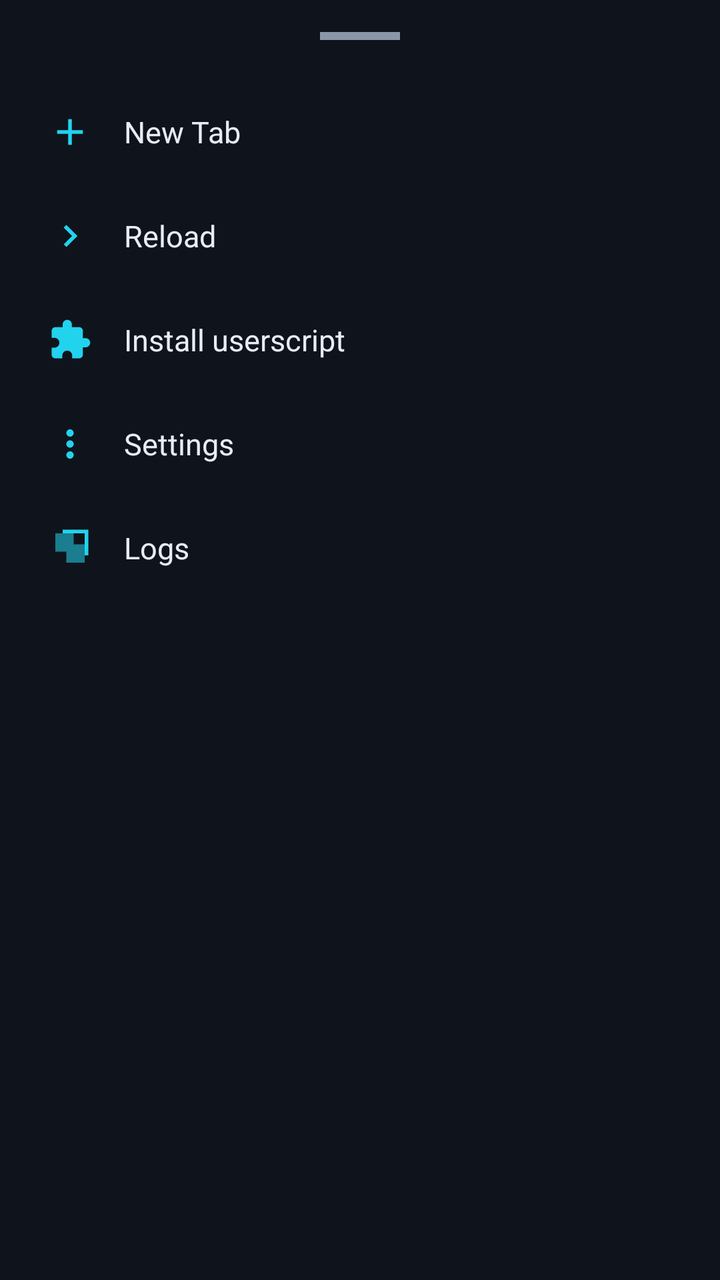
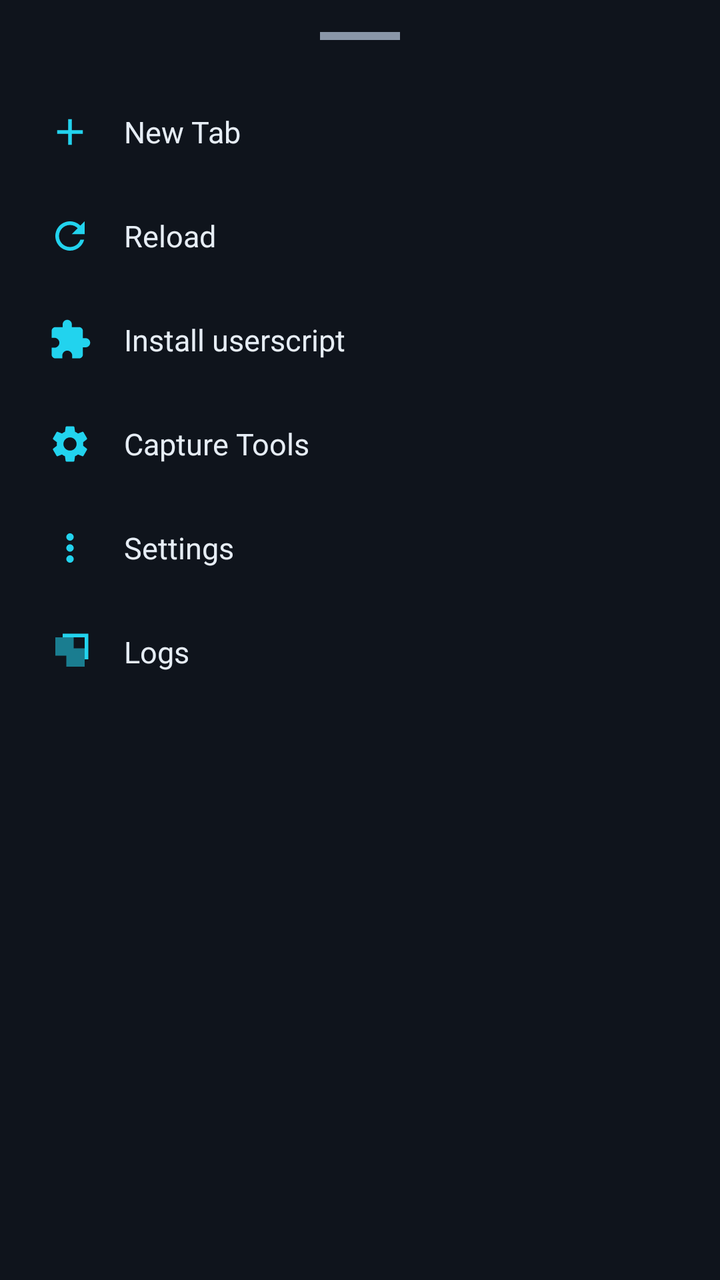

Two renders of the same Android screen: before a commit and after it. Below are the layout's source before the change and the commit's diff.
<!-- AndroidManifest.xml: application theme Theme.UHCompanion -->
<!-- res/layout/dialog_main_menu.xml -->
<?xml version="1.0" encoding="utf-8"?>
<LinearLayout xmlns:android="http://schemas.android.com/apk/res/android"
    xmlns:app="http://schemas.android.com/apk/res-auto"
    android:layout_width="match_parent"
    android:layout_height="wrap_content"
    android:orientation="vertical"
    android:background="@color/surface_2"
    android:padding="16dp">

    <View
        android:layout_width="40dp"
        android:layout_height="4dp"
        android:background="@color/subtext"
        android:layout_gravity="center_horizontal"
        android:layout_marginBottom="20dp" />

    <LinearLayout
        android:id="@+id/btnNewTab"
        android:layout_width="match_parent"
        android:layout_height="52dp"
        android:orientation="horizontal"
        android:gravity="center_vertical"
        android:background="?attr/selectableItemBackground"
        android:paddingStart="8dp"
        android:paddingEnd="8dp">
        <ImageView
            android:layout_width="22dp"
            android:layout_height="22dp"
            android:src="@drawable/ic_add"
            app:tint="@color/accent" />
        <TextView
            android:layout_width="wrap_content"
            android:layout_height="wrap_content"
            android:text="New Tab"
            android:textColor="@color/text"
            android:textSize="15sp"
            android:layout_marginStart="16dp" />
    </LinearLayout>

    <LinearLayout
        android:id="@+id/btnReload"
        android:layout_width="match_parent"
        android:layout_height="52dp"
        android:orientation="horizontal"
        android:gravity="center_vertical"
        android:background="?attr/selectableItemBackground"
        android:paddingStart="8dp"
        android:paddingEnd="8dp">
        <ImageView
            android:layout_width="22dp"
            android:layout_height="22dp"
            android:src="@drawable/ic_forward"
            app:tint="@color/accent" />
        <TextView
            android:layout_width="wrap_content"
            android:layout_height="wrap_content"
            android:text="Reload"
            android:textColor="@color/text"
            android:textSize="15sp"
            android:layout_marginStart="16dp" />
    </LinearLayout>

    <LinearLayout
        android:id="@+id/btnInstallScript"
        android:layout_width="match_parent"
        android:layout_height="52dp"
        android:orientation="horizontal"
        android:gravity="center_vertical"
        android:background="?attr/selectableItemBackground"
        android:paddingStart="8dp"
        android:paddingEnd="8dp">
        <ImageView
            android:layout_width="22dp"
            android:layout_height="22dp"
            android:src="@drawable/ic_extension_rounded"
            app:tint="@color/accent" />
        <TextView
            android:layout_width="wrap_content"
            android:layout_height="wrap_content"
            android:text="Install userscript"
            android:textColor="@color/text"
            android:textSize="15sp"
            android:layout_marginStart="16dp" />
    </LinearLayout>

    <LinearLayout
        android:id="@+id/btnSettings"
        android:layout_width="match_parent"
        android:layout_height="52dp"
        android:orientation="horizontal"
        android:gravity="center_vertical"
        android:background="?attr/selectableItemBackground"
        android:paddingStart="8dp"
        android:paddingEnd="8dp">
        <ImageView
            android:layout_width="22dp"
            android:layout_height="22dp"
            android:src="@drawable/ic_menu"
            app:tint="@color/accent" />
        <TextView
            android:layout_width="wrap_content"
            android:layout_height="wrap_content"
            android:text="Settings"
            android:textColor="@color/text"
            android:textSize="15sp"
            android:layout_marginStart="16dp" />
    </LinearLayout>

    <LinearLayout
        android:id="@+id/btnLogs"
        android:layout_width="match_parent"
        android:layout_height="52dp"
        android:orientation="horizontal"
        android:gravity="center_vertical"
        android:background="?attr/selectableItemBackground"
        android:paddingStart="8dp"
        android:paddingEnd="8dp">
        <ImageView
            android:layout_width="22dp"
            android:layout_height="22dp"
            android:src="@drawable/ic_tabs"
            app:tint="@color/accent" />
        <TextView
            android:layout_width="wrap_content"
            android:layout_height="wrap_content"
            android:text="Logs"
            android:textColor="@color/text"
            android:textSize="15sp"
            android:layout_marginStart="16dp" />
    </LinearLayout>

</LinearLayout>
<!-- resources referenced by this layout -->
<resources>
  <color name="accent">#22D3EE</color>
  <color name="subtext">#8A96A8</color>
  <color name="surface_2">#0F141C</color>
  <color name="text">#E6EDF5</color>
  <!-- drawable ic_add (drawable) -->
  <vector xmlns:android="http://schemas.android.com/apk/res/android"
      android:width="24dp" android:height="24dp"
      android:viewportWidth="24" android:viewportHeight="24">
      <path android:fillColor="#0A0D14"
          android:pathData="M19,13h-6v6h-2v-6H5v-2h6V5h2v6h6z"/>
  </vector>
  <!-- drawable ic_forward (drawable) -->
  <vector xmlns:android="http://schemas.android.com/apk/res/android"
      android:width="24dp" android:height="24dp"
      android:viewportWidth="24" android:viewportHeight="24">
      <path android:fillColor="#E6EDF5"
          android:pathData="M8.59,16.59L10,18l6,-6 -6,-6 -1.41,1.41L13.17,12z"/>
  </vector>
  <!-- drawable ic_menu (drawable) -->
  <vector xmlns:android="http://schemas.android.com/apk/res/android"
      android:width="24dp" android:height="24dp"
      android:viewportWidth="24" android:viewportHeight="24">
      <path android:fillColor="#E6EDF5"
          android:pathData="M12,8c1.1,0 2,-0.9 2,-2s-0.9,-2 -2,-2 -2,0.9 -2,2 0.9,2 2,2zM12,10c-1.1,0 -2,0.9 -2,2s0.9,2 2,2 2,-0.9 2,-2 -0.9,-2 -2,-2zM12,16c-1.1,0 -2,0.9 -2,2s0.9,2 2,2 2,-0.9 2,-2 -0.9,-2 -2,-2z"/>
  </vector>
  <!-- drawable ic_tabs (drawable) -->
  <vector xmlns:android="http://schemas.android.com/apk/res/android"
      android:width="24dp" android:height="24dp"
      android:viewportWidth="24" android:viewportHeight="24">
      <path android:fillColor="#E6EDF5"
          android:pathData="M4,4h10v10H4zM10,10h10v10H10z" android:fillAlpha="0.55"/>
      <path android:fillColor="#E6EDF5"
          android:pathData="M8,2h14v14h-2V4H8z"/>
  </vector>
  <style name="Theme.UHCompanion" parent="Theme.Material3.Dark.NoActionBar">
          <item name="android:statusBarColor">@color/bg</item>
          <item name="android:navigationBarColor">@color/bg</item>
          <item name="android:windowLightStatusBar">false</item>
          <item name="colorPrimary">@color/accent</item>
          <item name="colorOnPrimary">@color/bg</item>
          <item name="colorSurface">@color/surface</item>
          <item name="colorOnSurface">@color/text</item>
      </style>
  <color name="bg">#0B0F14</color>
  <color name="surface">#161B24</color>
  <!-- unchanged entries left out for length: 1 -->
</resources>

<!-- the commit's change to res/layout/dialog_main_menu.xml (unified diff, before → after) -->
@@ -49,7 +49,7 @@
         <ImageView
             android:layout_width="22dp"
             android:layout_height="22dp"
-            android:src="@drawable/ic_forward"
+            android:src="@drawable/ic_reload"
             app:tint="@color/accent" />
         <TextView
             android:layout_width="wrap_content"
@@ -78,6 +78,29 @@
             android:layout_width="wrap_content"
             android:layout_height="wrap_content"
             android:text="Install userscript"
+            android:textColor="@color/text"
+            android:textSize="15sp"
+            android:layout_marginStart="16dp" />
+    </LinearLayout>
+
+    <LinearLayout
+        android:id="@+id/btnTools"
+        android:layout_width="match_parent"
+        android:layout_height="52dp"
+        android:orientation="horizontal"
+        android:gravity="center_vertical"
+        android:background="?attr/selectableItemBackground"
+        android:paddingStart="8dp"
+        android:paddingEnd="8dp">
+        <ImageView
+            android:layout_width="22dp"
+            android:layout_height="22dp"
+            android:src="@drawable/ic_settings"
+            app:tint="@color/accent" />
+        <TextView
+            android:layout_width="wrap_content"
+            android:layout_height="wrap_content"
+            android:text="Capture Tools"
             android:textColor="@color/text"
             android:textSize="15sp"
             android:layout_marginStart="16dp" />
<!-- resource entries referenced after the edit -->
@@ -11,19 +11,26 @@
       <path android:fillColor="#0A0D14"
           android:pathData="M19,13h-6v6h-2v-6H5v-2h6V5h2v6h6z"/>
   </vector>
-  <!-- drawable ic_forward (drawable) -->
-  <vector xmlns:android="http://schemas.android.com/apk/res/android"
-      android:width="24dp" android:height="24dp"
-      android:viewportWidth="24" android:viewportHeight="24">
-      <path android:fillColor="#E6EDF5"
-          android:pathData="M8.59,16.59L10,18l6,-6 -6,-6 -1.41,1.41L13.17,12z"/>
-  </vector>
   <!-- drawable ic_menu (drawable) -->
   <vector xmlns:android="http://schemas.android.com/apk/res/android"
       android:width="24dp" android:height="24dp"
       android:viewportWidth="24" android:viewportHeight="24">
       <path android:fillColor="#E6EDF5"
           android:pathData="M12,8c1.1,0 2,-0.9 2,-2s-0.9,-2 -2,-2 -2,0.9 -2,2 0.9,2 2,2zM12,10c-1.1,0 -2,0.9 -2,2s0.9,2 2,2 2,-0.9 2,-2 -0.9,-2 -2,-2zM12,16c-1.1,0 -2,0.9 -2,2s0.9,2 2,2 2,-0.9 2,-2 -0.9,-2 -2,-2z"/>
+  </vector>
+  <!-- drawable ic_reload (drawable) -->
+  <vector xmlns:android="http://schemas.android.com/apk/res/android"
+      android:width="24dp" android:height="24dp"
+      android:viewportWidth="24" android:viewportHeight="24">
+      <path android:fillColor="#E6EDF5"
+          android:pathData="M17.65,6.35C16.2,4.9 14.21,4 12,4c-4.42,0 -7.99,3.58 -8,8s3.58,8 8,8c3.73,0 6.84,-2.55 7.73,-6h-2.08c-0.82,2.33 -3.04,4 -5.65,4 -3.31,0 -6,-2.69 -6,-6s2.69,-6 6,-6c1.66,0 3.14,0.69 4.22,1.78L13,11h7V4l-2.35,2.35z"/>
+  </vector>
+  <!-- drawable ic_settings (drawable) -->
+  <vector xmlns:android="http://schemas.android.com/apk/res/android"
+      android:width="24dp" android:height="24dp"
+      android:viewportWidth="24" android:viewportHeight="24">
+      <path android:fillColor="#E6EDF5"
+          android:pathData="M19.14,12.94c0.04,-0.3 0.06,-0.61 0.06,-0.94c0,-0.32 -0.02,-0.64 -0.07,-0.94l2.03,-1.58c0.18,-0.14 0.23,-0.41 0.12,-0.61l-1.92,-3.32c-0.12,-0.22 -0.37,-0.29 -0.59,-0.22l-2.39,0.96c-0.5,-0.38 -1.03,-0.7 -1.62,-0.94L14.4,2.81c-0.04,-0.24 -0.24,-0.41 -0.48,-0.41h-3.84c-0.24,0 -0.43,0.17 -0.47,0.41L9.25,5.35C8.66,5.59 8.12,5.92 7.63,6.29L5.24,5.33c-0.22,-0.08 -0.47,0 -0.59,0.22L2.74,8.87C2.62,9.08 2.66,9.34 2.86,9.48l2.03,1.58C4.84,11.36 4.8,11.69 4.8,12s0.02,0.64 0.07,0.94l-2.03,1.58c-0.18,0.14 -0.23,0.41 -0.12,0.61l1.92,3.32c0.12,0.22 0.37,0.29 0.59,0.22l2.39,-0.96c0.5,0.38 1.03,0.7 1.62,0.94l0.36,2.54c0.05,0.24 0.24,0.41 0.48,0.41h3.84c0.24,0 0.44,-0.17 0.47,-0.41l0.36,-2.54c0.59,-0.24 1.13,-0.56 1.62,-0.94l2.39,0.96c0.22,0.08 0.47,0 0.59,-0.22l1.92,-3.32c0.12,-0.22 0.07,-0.47 -0.12,-0.61L19.14,12.94zM12,15.6c-1.98,0 -3.6,-1.62 -3.6,-3.6s1.62,-3.6 3.6,-3.6 3.6,1.62 3.6,3.6S13.98,15.6 12,15.6z"/>
   </vector>
   <!-- drawable ic_tabs (drawable) -->
   <vector xmlns:android="http://schemas.android.com/apk/res/android"
